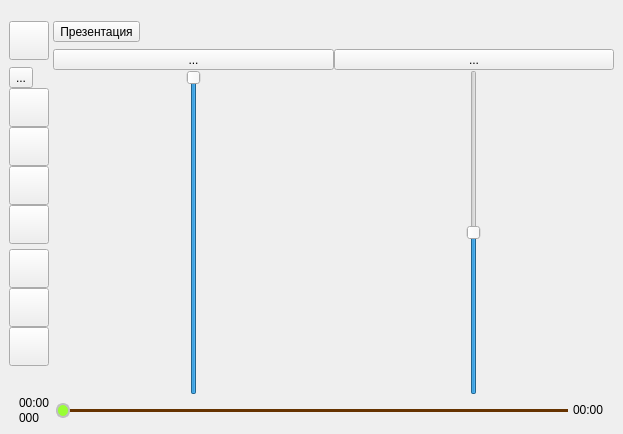
This is GUI/main_window.ui in Eugene-q/PresenterPlayer as Qt 5 draws it before an edit. The edited form follows.
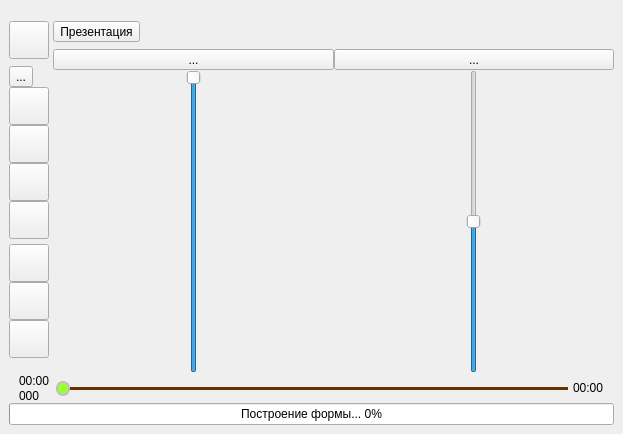
This is the edited form. Icons and pictures are not drawn.

Commit message: 235 - Прогрессбар построения формы -- Добавлен в main_window.ui. Стиль настраивается в PlayerApp.__init__(). Управление из SongListWidget.get_waveform(). Там также поправлен алгоритм извлечения формы: buf_per_step теперь дробный для точного совпадения количества семплов с шириной слайдера перемотки.

Patch:
```diff
--- a/GUI/main_window.ui
+++ b/GUI/main_window.ui
@@ -777,6 +777,16 @@
       </item>
      </layout>
     </item>
+    <item>
+     <widget class="QProgressBar" name="progressBuildWaveform">
+      <property name="value">
+       <number>0</number>
+      </property>
+      <property name="format">
+       <string>Построение формы... %p%</string>
+      </property>
+     </widget>
+    </item>
    </layout>
   </widget>
  </widget>
```
The commit also changes 3 other files.
